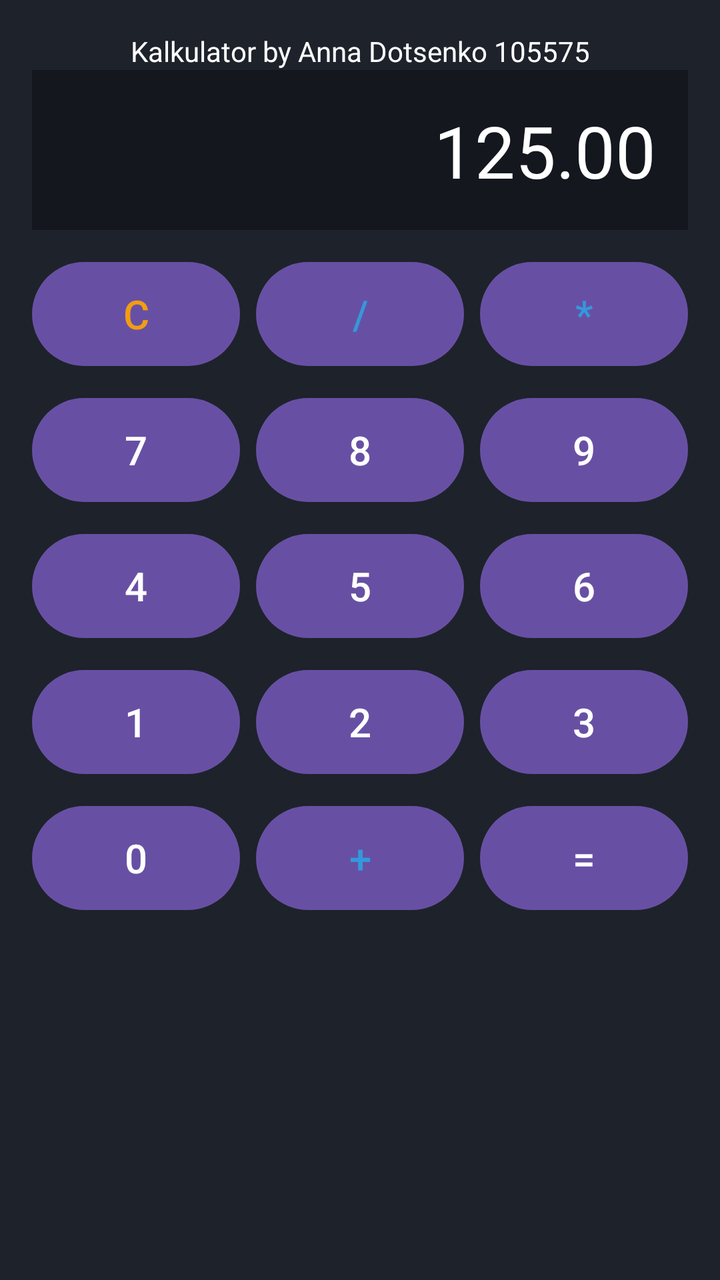
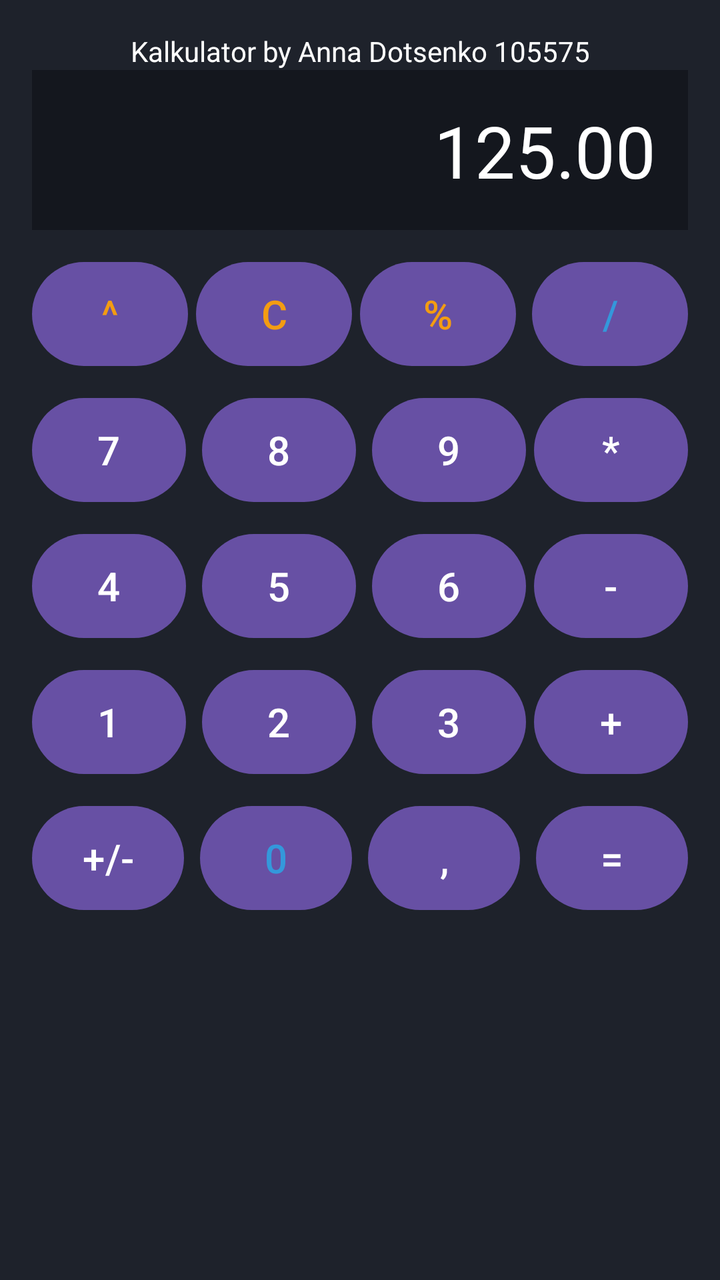

Before-and-after screenshots of an Android layout around one commit, followed by the original layout XML and the change that was made.
<!-- AndroidManifest.xml: application theme Theme.LAB02Kalkulator -->
<!-- res/layout/activity_main.xml -->
<androidx.constraintlayout.widget.ConstraintLayout xmlns:android="http://schemas.android.com/apk/res/android" xmlns:app="http://schemas.android.com/apk/res-auto" xmlns:tools="http://schemas.android.com/tools" android:id="@+id/main" android:layout_width="match_parent" android:layout_height="match_parent" android:background="#1E222B" android:padding="16dp" tools:context=".MainActivity">
    
    <TextView android:id="@+id/tvTitle" android:layout_width="0dp" android:layout_height="wrap_content" android:text="Kalkulator by Anna Dotsenko 105575" android:textColor="#FFFFFF" android:textSize="14sp" android:gravity="center" android:layout_marginBottom="8dp" app:layout_constraintTop_toTopOf="parent" app:layout_constraintStart_toStartOf="parent" app:layout_constraintEnd_toEndOf="parent"/>
    
    <TextView android:id="@+id/tvResult" android:layout_width="0dp" android:layout_height="80dp" android:background="#14171E" android:gravity="end|center_vertical" android:padding="16dp" android:text="125.00" android:textColor="#FFFFFF" android:textSize="36sp" app:layout_constraintEnd_toEndOf="parent" app:layout_constraintStart_toStartOf="parent" app:layout_constraintTop_toBottomOf="@id/tvTitle"/>
    
    <Button android:id="@+id/btnC" android:layout_width="0dp" android:layout_height="60dp" android:layout_marginTop="12dp" android:layout_marginEnd="4dp" android:text="C" android:textColor="#F39C12" android:textSize="20sp" app:layout_constraintEnd_toStartOf="@id/btnDivide" app:layout_constraintStart_toStartOf="parent" app:layout_constraintTop_toBottomOf="@id/tvResult"/>
    <Button android:id="@+id/btnDivide" android:layout_width="0dp" android:layout_height="60dp" android:layout_marginStart="4dp" android:layout_marginEnd="4dp" android:text="/" android:textColor="#3498DB" android:textSize="20sp" app:layout_constraintEnd_toStartOf="@id/btnMultiply" app:layout_constraintStart_toEndOf="@id/btnC" app:layout_constraintTop_toTopOf="@id/btnC"/>
    <Button android:id="@+id/btnMultiply" android:layout_width="0dp" android:layout_height="60dp" android:layout_marginStart="4dp" android:text="*" android:textColor="#3498DB" android:textSize="20sp" app:layout_constraintEnd_toEndOf="parent" app:layout_constraintStart_toEndOf="@id/btnDivide" app:layout_constraintTop_toTopOf="@id/btnC"/>
    
    <Button android:id="@+id/btn7" android:layout_width="0dp" android:layout_height="60dp" android:layout_marginTop="8dp" android:layout_marginEnd="4dp" android:text="7" android:textSize="20sp" app:layout_constraintEnd_toStartOf="@id/btn8" app:layout_constraintStart_toStartOf="parent" app:layout_constraintTop_toBottomOf="@id/btnC"/>
    <Button android:id="@+id/btn8" android:layout_width="0dp" android:layout_height="60dp" android:layout_marginStart="4dp" android:layout_marginEnd="4dp" android:text="8" android:textSize="20sp" app:layout_constraintEnd_toStartOf="@id/btn9" app:layout_constraintStart_toEndOf="@id/btn7" app:layout_constraintTop_toTopOf="@id/btn7"/>
    <Button android:id="@+id/btn9" android:layout_width="0dp" android:layout_height="60dp" android:layout_marginStart="4dp" android:text="9" android:textSize="20sp" app:layout_constraintEnd_toEndOf="parent" app:layout_constraintStart_toEndOf="@id/btn8" app:layout_constraintTop_toTopOf="@id/btn7"/>
    
    <Button android:id="@+id/btn4" android:layout_width="0dp" android:layout_height="60dp" android:layout_marginTop="8dp" android:layout_marginEnd="4dp" android:text="4" android:textSize="20sp" app:layout_constraintEnd_toStartOf="@id/btn5" app:layout_constraintStart_toStartOf="parent" app:layout_constraintTop_toBottomOf="@id/btn7"/>


    <Button android:id="@+id/btn5" android:layout_width="0dp" android:layout_height="60dp" android:layout_marginStart="4dp" android:layout_marginEnd="4dp" android:text="5" android:textSize="20sp" app:layout_constraintEnd_toStartOf="@id/btn6" app:layout_constraintStart_toEndOf="@id/btn4" app:layout_constraintTop_toTopOf="@id/btn4"/>
    <Button android:id="@+id/btn6" android:layout_width="0dp" android:layout_height="60dp" android:layout_marginStart="4dp" android:text="6" android:textSize="20sp" app:layout_constraintEnd_toEndOf="parent" app:layout_constraintStart_toEndOf="@id/btn5" app:layout_constraintTop_toTopOf="@id/btn4"/>
    
    <Button android:id="@+id/btn1" android:layout_width="0dp" android:layout_height="60dp" android:layout_marginTop="8dp" android:layout_marginEnd="4dp" android:text="1" android:textSize="20sp" app:layout_constraintEnd_toStartOf="@id/btn2" app:layout_constraintStart_toStartOf="parent" app:layout_constraintTop_toBottomOf="@id/btn4"/>
    <Button android:id="@+id/btn2" android:layout_width="0dp" android:layout_height="60dp" android:layout_marginStart="4dp" android:layout_marginEnd="4dp" android:text="2" android:textSize="20sp" app:layout_constraintEnd_toStartOf="@id/btn3" app:layout_constraintStart_toEndOf="@id/btn1" app:layout_constraintTop_toTopOf="@id/btn1"/>
    <Button android:id="@+id/btn3" android:layout_width="0dp" android:layout_height="60dp" android:layout_marginStart="4dp" android:text="3" android:textSize="20sp" app:layout_constraintEnd_toEndOf="parent" app:layout_constraintStart_toEndOf="@id/btn2" app:layout_constraintTop_toTopOf="@id/btn1"/>
    
    <Button android:id="@+id/btn0" android:layout_width="0dp" android:layout_height="60dp" android:layout_marginTop="8dp" android:layout_marginEnd="4dp" android:text="0" android:textSize="20sp" app:layout_constraintEnd_toStartOf="@id/btnPlus" app:layout_constraintStart_toStartOf="parent" app:layout_constraintTop_toBottomOf="@id/btn1"/>
    <Button android:id="@+id/btnPlus" android:layout_width="0dp" android:layout_height="60dp" android:layout_marginStart="4dp" android:layout_marginEnd="4dp" android:text="+" android:textColor="#3498DB" android:textSize="20sp" app:layout_constraintEnd_toStartOf="@id/btnEquals" app:layout_constraintStart_toEndOf="@id/btn0" app:layout_constraintTop_toTopOf="@id/btn0"/>
    <Button android:id="@+id/btnEquals" android:layout_width="0dp" android:layout_height="60dp" android:layout_marginStart="4dp" android:text="=" android:textSize="20sp" app:layout_constraintEnd_toEndOf="parent" app:layout_constraintStart_toEndOf="@id/btnPlus" app:layout_constraintTop_toTopOf="@id/btn0"/>
</androidx.constraintlayout.widget.ConstraintLayout>
<!-- resources referenced by this layout -->
<resources>
  <style name="Theme.LAB02Kalkulator" parent="Base.Theme.LAB02Kalkulator" />
  <style name="Base.Theme.LAB02Kalkulator" parent="Theme.Material3.DayNight.NoActionBar">
          
          
      </style>
</resources>

<!-- the commit's change to res/layout/activity_main.xml (unified diff, before → after) -->
@@ -4,25 +4,31 @@
     
     <TextView android:id="@+id/tvResult" android:layout_width="0dp" android:layout_height="80dp" android:background="#14171E" android:gravity="end|center_vertical" android:padding="16dp" android:text="125.00" android:textColor="#FFFFFF" android:textSize="36sp" app:layout_constraintEnd_toEndOf="parent" app:layout_constraintStart_toStartOf="parent" app:layout_constraintTop_toBottomOf="@id/tvTitle"/>
     
-    <Button android:id="@+id/btnC" android:layout_width="0dp" android:layout_height="60dp" android:layout_marginTop="12dp" android:layout_marginEnd="4dp" android:text="C" android:textColor="#F39C12" android:textSize="20sp" app:layout_constraintEnd_toStartOf="@id/btnDivide" app:layout_constraintStart_toStartOf="parent" app:layout_constraintTop_toBottomOf="@id/tvResult"/>
-    <Button android:id="@+id/btnDivide" android:layout_width="0dp" android:layout_height="60dp" android:layout_marginStart="4dp" android:layout_marginEnd="4dp" android:text="/" android:textColor="#3498DB" android:textSize="20sp" app:layout_constraintEnd_toStartOf="@id/btnMultiply" app:layout_constraintStart_toEndOf="@id/btnC" app:layout_constraintTop_toTopOf="@id/btnC"/>
-    <Button android:id="@+id/btnMultiply" android:layout_width="0dp" android:layout_height="60dp" android:layout_marginStart="4dp" android:text="*" android:textColor="#3498DB" android:textSize="20sp" app:layout_constraintEnd_toEndOf="parent" app:layout_constraintStart_toEndOf="@id/btnDivide" app:layout_constraintTop_toTopOf="@id/btnC"/>
+    <Button android:id="@+id/btnOne" android:layout_width="0dp" android:layout_height="60dp" android:layout_marginTop="12dp" android:layout_marginEnd="4dp" android:text="^" android:textColor="#F39C12" android:textSize="20sp" app:layout_constraintStart_toStartOf="parent" app:layout_constraintEnd_toStartOf="@id/btnC" app:layout_constraintTop_toBottomOf="@id/tvResult"/>
+    <Button android:id="@+id/btnC" android:layout_width="0dp" android:layout_height="60dp" android:layout_marginEnd="4dp" android:text="C" android:textColor="#F39C12" android:textSize="20sp" app:layout_constraintEnd_toStartOf="@id/btnP" app:layout_constraintStart_toEndOf="@id/btnOne" app:layout_constraintTop_toTopOf="@+id/btnOne" />
+    <Button android:id="@+id/btnP" android:layout_width="0dp" android:layout_height="60dp" android:layout_marginEnd="4dp" android:text="%" android:textColor="#F39C12" android:textSize="20sp" app:layout_constraintEnd_toStartOf="@id/btnDivide" app:layout_constraintStart_toEndOf="@id/btnC" app:layout_constraintTop_toTopOf="@+id/btnOne" />
+    <Button android:id="@+id/btnDivide" android:layout_width="0dp" android:layout_height="60dp" android:layout_marginStart="4dp" android:text="/" android:textColor="#3498DB" android:textSize="20sp" app:layout_constraintStart_toEndOf="@id/btnP" app:layout_constraintEnd_toEndOf="parent" app:layout_constraintTop_toTopOf="@id/btnOne"/>
     
-    <Button android:id="@+id/btn7" android:layout_width="0dp" android:layout_height="60dp" android:layout_marginTop="8dp" android:layout_marginEnd="4dp" android:text="7" android:textSize="20sp" app:layout_constraintEnd_toStartOf="@id/btn8" app:layout_constraintStart_toStartOf="parent" app:layout_constraintTop_toBottomOf="@id/btnC"/>
+    <Button android:id="@+id/btn7" android:layout_width="0dp" android:layout_height="60dp" android:layout_marginTop="8dp" android:layout_marginEnd="4dp" android:text="7" android:textSize="20sp" app:layout_constraintEnd_toStartOf="@id/btn8" app:layout_constraintStart_toStartOf="parent" app:layout_constraintTop_toBottomOf="@id/btnOne"/>
     <Button android:id="@+id/btn8" android:layout_width="0dp" android:layout_height="60dp" android:layout_marginStart="4dp" android:layout_marginEnd="4dp" android:text="8" android:textSize="20sp" app:layout_constraintEnd_toStartOf="@id/btn9" app:layout_constraintStart_toEndOf="@id/btn7" app:layout_constraintTop_toTopOf="@id/btn7"/>
-    <Button android:id="@+id/btn9" android:layout_width="0dp" android:layout_height="60dp" android:layout_marginStart="4dp" android:text="9" android:textSize="20sp" app:layout_constraintEnd_toEndOf="parent" app:layout_constraintStart_toEndOf="@id/btn8" app:layout_constraintTop_toTopOf="@id/btn7"/>
+    <Button android:id="@+id/btn9" android:layout_width="0dp" android:layout_height="60dp" android:layout_marginStart="4dp" android:text="9" android:textSize="20sp" app:layout_constraintEnd_toStartOf="@id/btnMultiply" app:layout_constraintStart_toEndOf="@id/btn8" app:layout_constraintTop_toTopOf="@id/btn8"/>
+    <Button android:id="@+id/btnMultiply" android:layout_width="0dp" android:layout_height="60dp" android:layout_marginStart="4dp" android:text="*" android:textSize="20sp" app:layout_constraintEnd_toEndOf="parent" app:layout_constraintStart_toEndOf="@id/btn9" app:layout_constraintTop_toTopOf="@id/btn7"/>
     
     <Button android:id="@+id/btn4" android:layout_width="0dp" android:layout_height="60dp" android:layout_marginTop="8dp" android:layout_marginEnd="4dp" android:text="4" android:textSize="20sp" app:layout_constraintEnd_toStartOf="@id/btn5" app:layout_constraintStart_toStartOf="parent" app:layout_constraintTop_toBottomOf="@id/btn7"/>
+    <Button android:id="@+id/btn5" android:layout_width="0dp" android:layout_height="60dp" android:layout_marginStart="4dp" android:layout_marginEnd="4dp" android:text="5" android:textSize="20sp" app:layout_constraintEnd_toStartOf="@id/btn6" app:layout_constraintStart_toEndOf="@id/btn4" app:layout_constraintTop_toTopOf="@id/btn4"/>
+    <Button android:id="@+id/btn6" android:layout_width="0dp" android:layout_height="60dp" android:layout_marginStart="4dp" android:text="6" android:textSize="20sp" app:layout_constraintEnd_toStartOf="@id/btnMinus" app:layout_constraintStart_toEndOf="@id/btn5" app:layout_constraintTop_toTopOf="@id/btn4"/>
+    <Button android:id="@+id/btnMinus" android:layout_width="0dp" android:layout_height="60dp" android:layout_marginStart="4dp" android:text="-" android:textSize="20sp" app:layout_constraintEnd_toEndOf="parent" app:layout_constraintStart_toEndOf="@id/btn6" app:layout_constraintTop_toTopOf="@id/btn4"/>
 
-
-    <Button android:id="@+id/btn5" android:layout_width="0dp" android:layout_height="60dp" android:layout_marginStart="4dp" android:layout_marginEnd="4dp" android:text="5" android:textSize="20sp" app:layout_constraintEnd_toStartOf="@id/btn6" app:layout_constraintStart_toEndOf="@id/btn4" app:layout_constraintTop_toTopOf="@id/btn4"/>
-    <Button android:id="@+id/btn6" android:layout_width="0dp" android:layout_height="60dp" android:layout_marginStart="4dp" android:text="6" android:textSize="20sp" app:layout_constraintEnd_toEndOf="parent" app:layout_constraintStart_toEndOf="@id/btn5" app:layout_constraintTop_toTopOf="@id/btn4"/>
     
     <Button android:id="@+id/btn1" android:layout_width="0dp" android:layout_height="60dp" android:layout_marginTop="8dp" android:layout_marginEnd="4dp" android:text="1" android:textSize="20sp" app:layout_constraintEnd_toStartOf="@id/btn2" app:layout_constraintStart_toStartOf="parent" app:layout_constraintTop_toBottomOf="@id/btn4"/>
     <Button android:id="@+id/btn2" android:layout_width="0dp" android:layout_height="60dp" android:layout_marginStart="4dp" android:layout_marginEnd="4dp" android:text="2" android:textSize="20sp" app:layout_constraintEnd_toStartOf="@id/btn3" app:layout_constraintStart_toEndOf="@id/btn1" app:layout_constraintTop_toTopOf="@id/btn1"/>
-    <Button android:id="@+id/btn3" android:layout_width="0dp" android:layout_height="60dp" android:layout_marginStart="4dp" android:text="3" android:textSize="20sp" app:layout_constraintEnd_toEndOf="parent" app:layout_constraintStart_toEndOf="@id/btn2" app:layout_constraintTop_toTopOf="@id/btn1"/>
+    <Button android:id="@+id/btn3" android:layout_width="0dp" android:layout_height="60dp" android:layout_marginStart="4dp" android:text="3" android:textSize="20sp" app:layout_constraintEnd_toStartOf="@id/btnPlus" app:layout_constraintStart_toEndOf="@id/btn2" app:layout_constraintTop_toTopOf="@id/btn1"/>
+    <Button android:id="@+id/btnPlus" android:layout_width="0dp" android:layout_height="60dp" android:layout_marginStart="4dp" android:text="+" android:textSize="20sp" app:layout_constraintEnd_toEndOf="parent" app:layout_constraintStart_toEndOf="@id/btn3" app:layout_constraintTop_toTopOf="@id/btn1"/>
+
     
-    <Button android:id="@+id/btn0" android:layout_width="0dp" android:layout_height="60dp" android:layout_marginTop="8dp" android:layout_marginEnd="4dp" android:text="0" android:textSize="20sp" app:layout_constraintEnd_toStartOf="@id/btnPlus" app:layout_constraintStart_toStartOf="parent" app:layout_constraintTop_toBottomOf="@id/btn1"/>
-    <Button android:id="@+id/btnPlus" android:layout_width="0dp" android:layout_height="60dp" android:layout_marginStart="4dp" android:layout_marginEnd="4dp" android:text="+" android:textColor="#3498DB" android:textSize="20sp" app:layout_constraintEnd_toStartOf="@id/btnEquals" app:layout_constraintStart_toEndOf="@id/btn0" app:layout_constraintTop_toTopOf="@id/btn0"/>
-    <Button android:id="@+id/btnEquals" android:layout_width="0dp" android:layout_height="60dp" android:layout_marginStart="4dp" android:text="=" android:textSize="20sp" app:layout_constraintEnd_toEndOf="parent" app:layout_constraintStart_toEndOf="@id/btnPlus" app:layout_constraintTop_toTopOf="@id/btn0"/>
+    <Button android:id="@+id/btnPlusMinus" android:layout_width="0dp" android:layout_height="60dp" android:layout_marginTop="8dp" android:layout_marginEnd="4dp" android:text="+/-" android:textSize="20sp" app:layout_constraintEnd_toStartOf="@id/btn0" app:layout_constraintStart_toStartOf="parent" app:layout_constraintTop_toBottomOf="@id/btn1" />
+    <Button android:id="@+id/btn0" android:layout_width="0dp" android:layout_height="60dp" android:layout_marginStart="4dp" android:layout_marginEnd="4dp" android:text="0" android:textColor="#3498DB" android:textSize="20sp" app:layout_constraintEnd_toStartOf="@id/btnComma" app:layout_constraintStart_toEndOf="@id/btnPlusMinus" app:layout_constraintTop_toTopOf="@+id/btnPlusMinus" />
+    <Button android:id="@+id/btnComma" android:layout_width="0dp" android:layout_height="60dp" android:layout_marginStart="4dp" android:layout_marginEnd="4dp" android:text="," android:textSize="20sp" app:layout_constraintEnd_toStartOf="@id/btnEquals" app:layout_constraintStart_toEndOf="@id/btn0" app:layout_constraintTop_toTopOf="@id/btn0"/>
+    <Button android:id="@+id/btnEquals" android:layout_width="0dp" android:layout_height="60dp" android:layout_marginStart="4dp" android:text="=" android:textSize="20sp" app:layout_constraintEnd_toEndOf="parent" app:layout_constraintStart_toEndOf="@id/btnComma" app:layout_constraintTop_toTopOf="@id/btn0"/>
+
 </androidx.constraintlayout.widget.ConstraintLayout>
